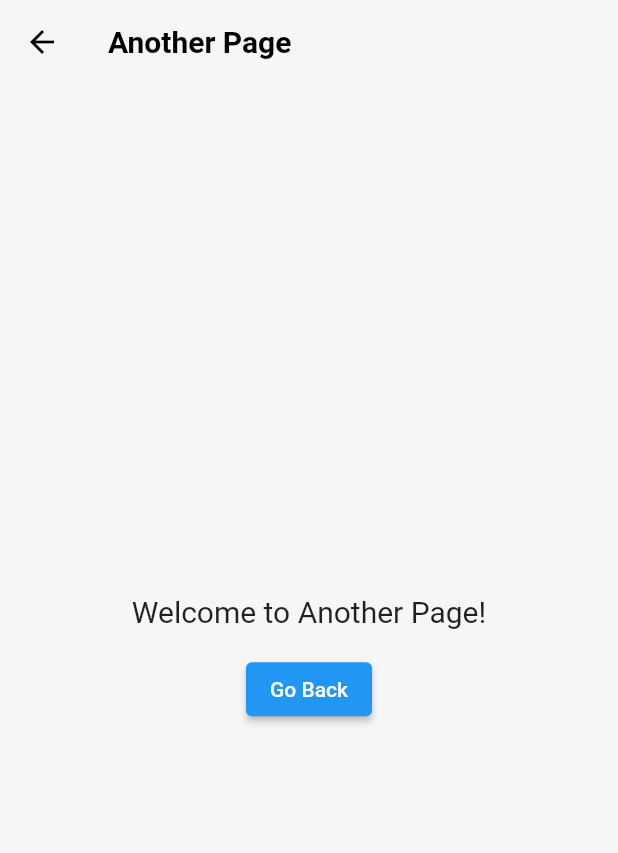
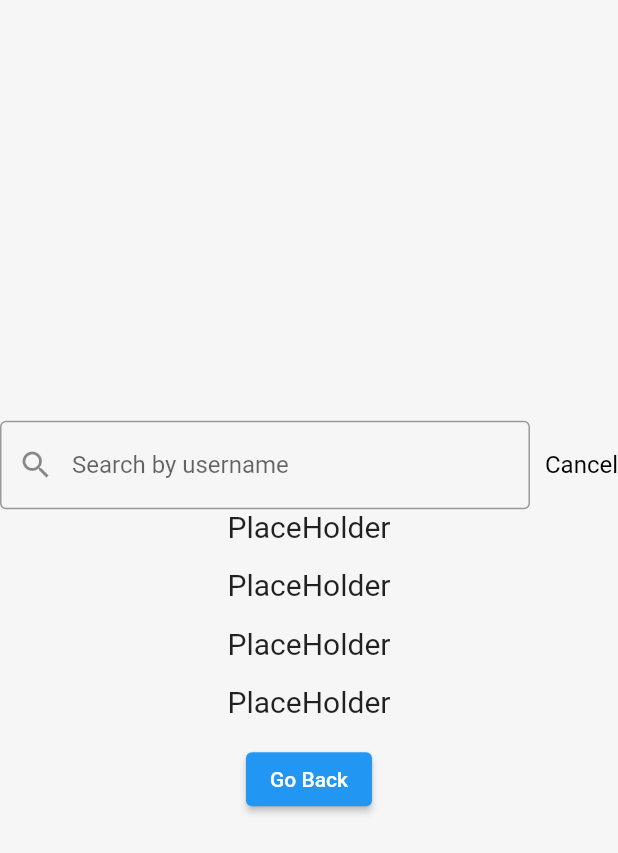
Before and after one commit to leaps-live/leaps-frontend, a Flutter app: the SearchMemberScreen screen opened by its route, on a phone screen of 412 x 824 dp. Shown: the top 853 px of the screen. Run offline on Flutter 3.47's test engine with Material 2 defaults, Android fonts, the phone set to English and light mode, and no system bars.

Commit message:
feat: add searchMemberScreen

```diff
--- a/lib/screens/searchMember_screen.dart
+++ b/lib/screens/searchMember_screen.dart
@@ -7,19 +7,57 @@ class SearchMemberScreen extends StatelessWidget {
   @override
   Widget build(BuildContext context) {
     return Scaffold(
-      appBar: AppBar(
-        title: const Text(
-          'Another Page',
-          style: TextStyle(color: Colors.black),
-        ),
-        iconTheme: const IconThemeData(color: Colors.black),
-      ),
+      // appBar: AppBar(
+      //   title: const Text(
+      //     'Another Page',
+      //     style: TextStyle(color: Colors.black),
+      //   ),
+      //   iconTheme: const IconThemeData(color: Colors.black),
+      // ),
       body: Center(
         child: Column(
           mainAxisAlignment: MainAxisAlignment.center,
           children: [
+            Container(
+              child: const Row(
+                children: [
+                  Expanded(
+                    child: TextField(
+                      decoration: InputDecoration(
+                          prefixIcon: Icon(Icons.search),
+                          hintText: 'Search by username',
+                          border: OutlineInputBorder(
+                              borderSide: BorderSide(color: Colors.black))),
+                    ),
+                  ),
+                  SizedBox(width: 10.0),
+                  Text(
+                    'Cancel',
+                    style: TextStyle(
+                      fontSize: 16,
+                      color: Colors.black,
+                    ),
+                  ),
+                ],
+              ),
+            ),
             const Text(
-              'Welcome to Another Page!',
+              'PlaceHolder',
+              style: TextStyle(fontSize: 20),
+            ),
+            const SizedBox(height: 16),
+            const Text(
+              'PlaceHolder',
+              style: TextStyle(fontSize: 20),
+            ),
+            const SizedBox(height: 16),
+            const Text(
+              'PlaceHolder',
+              style: TextStyle(fontSize: 20),
+            ),
+            const SizedBox(height: 16),
+            const Text(
+              'PlaceHolder',
               style: TextStyle(fontSize: 20),
             ),
             const SizedBox(height: 16),
```
